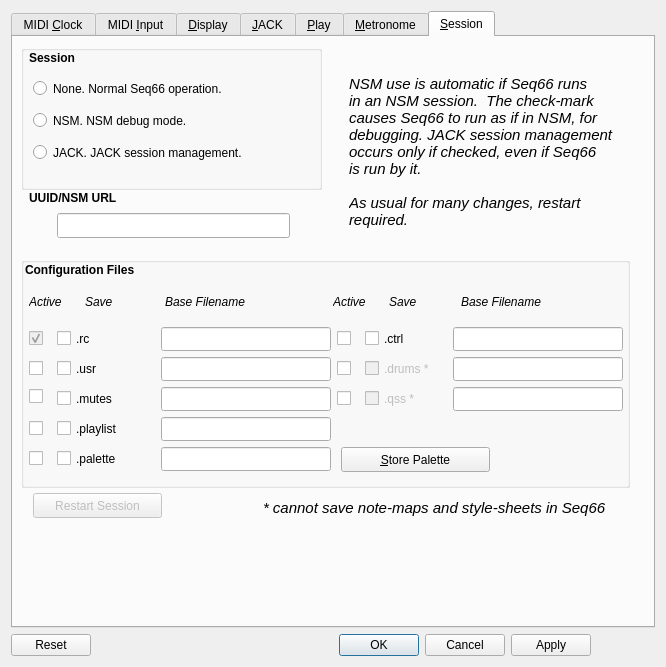
The window that seq_qt5/forms/qseditoptions.ui (ahlstromcj/seq66) describes before a commit, drawn with Qt 5.
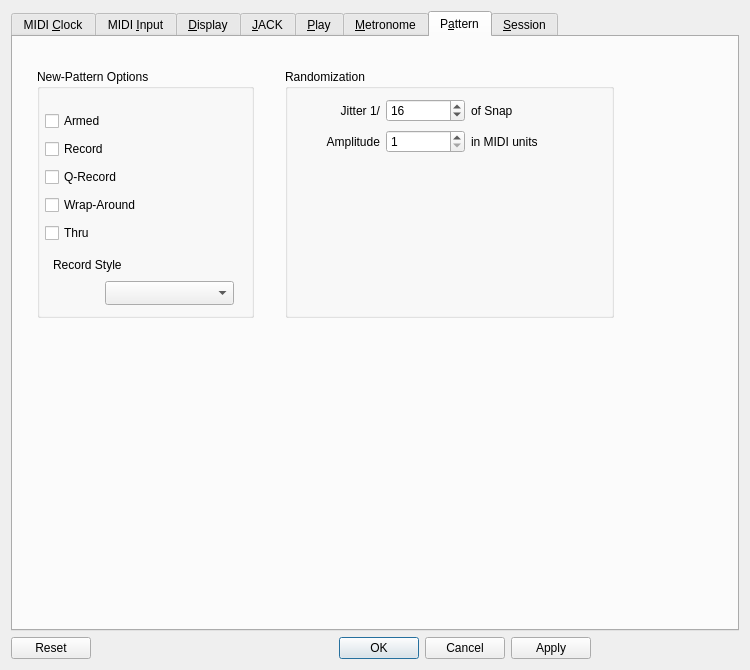
The same window after the commit.

Commit message: Fixed playlist file-name issue and laid ground for new Pattern preferences tab.

```diff
--- a/seq_qt5/forms/qseditoptions.ui
+++ b/seq_qt5/forms/qseditoptions.ui
@@ -6,8 +6,8 @@
    <rect>
     <x>0</x>
     <y>0</y>
-    <width>666</width>
-    <height>667</height>
+    <width>750</width>
+    <height>670</height>
    </rect>
   </property>
   <property name="windowTitle">
@@ -21,6 +21,7 @@
      </property>
      <property name="font">
       <font>
+       <weight>50</weight>
        <bold>false</bold>
       </font>
      </property>
@@ -2555,6 +2556,185 @@
        </layout>
       </widget>
      </widget>
+     <widget class="QWidget" name="tabPattern">
+      <attribute name="title">
+       <string>P&amp;attern</string>
+      </attribute>
+      <widget class="QGroupBox" name="groupBoxNewPattern">
+       <property name="geometry">
+        <rect>
+         <x>24</x>
+         <y>32</y>
+         <width>217</width>
+         <height>249</height>
+        </rect>
+       </property>
+       <property name="title">
+        <string>New-Pattern Options</string>
+       </property>
+       <widget class="QComboBox" name="comboBoxRecordStyle">
+        <property name="geometry">
+         <rect>
+          <x>68</x>
+          <y>212</y>
+          <width>129</width>
+          <height>24</height>
+         </rect>
+        </property>
+        <property name="currentText">
+         <string/>
+        </property>
+        <property name="maxVisibleItems">
+         <number>4</number>
+        </property>
+        <property name="maxCount">
+         <number>4</number>
+        </property>
+       </widget>
+       <widget class="QLabel" name="labelRecordStyle">
+        <property name="geometry">
+         <rect>
+          <x>16</x>
+          <y>188</y>
+          <width>129</width>
+          <height>16</height>
+         </rect>
+        </property>
+        <property name="text">
+         <string>Record Style</string>
+        </property>
+       </widget>
+       <widget class="QWidget" name="">
+        <property name="geometry">
+         <rect>
+          <x>8</x>
+          <y>40</y>
+          <width>197</width>
+          <height>136</height>
+         </rect>
+        </property>
+        <layout class="QVBoxLayout" name="verticalLayout_6">
+         <item>
+          <widget class="QCheckBox" name="checkBoxNewPatternArm">
+           <property name="text">
+            <string>Armed</string>
+           </property>
+          </widget>
+         </item>
+         <item>
+          <widget class="QCheckBox" name="checkBoxNewPatternRecord">
+           <property name="text">
+            <string>Record</string>
+           </property>
+          </widget>
+         </item>
+         <item>
+          <widget class="QCheckBox" name="checkBoxNewPatternQRecord">
+           <property name="text">
+            <string>Q-Record</string>
+           </property>
+          </widget>
+         </item>
+         <item>
+          <widget class="QCheckBox" name="checkBoxNewPatternWrapAround">
+           <property name="text">
+            <string>Wrap-Around</string>
+           </property>
+          </widget>
+         </item>
+         <item>
+          <widget class="QCheckBox" name="checkBox_5">
+           <property name="text">
+            <string>Thru</string>
+           </property>
+          </widget>
+         </item>
+        </layout>
+       </widget>
+      </widget>
+      <widget class="QGroupBox" name="groupBoxRandomization">
+       <property name="geometry">
+        <rect>
+         <x>272</x>
+         <y>32</y>
+         <width>329</width>
+         <height>249</height>
+        </rect>
+       </property>
+       <property name="title">
+        <string>Randomization</string>
+       </property>
+       <widget class="QWidget" name="">
+        <property name="geometry">
+         <rect>
+          <x>16</x>
+          <y>28</y>
+          <width>249</width>
+          <height>58</height>
+         </rect>
+        </property>
+        <layout class="QGridLayout" name="gridLayout_6">
+         <item row="0" column="0">
+          <widget class="QLabel" name="labelJitter">
+           <property name="text">
+            <string>Jitter 1/</string>
+           </property>
+           <property name="alignment">
+            <set>Qt::AlignRight|Qt::AlignTrailing|Qt::AlignVCenter</set>
+           </property>
+          </widget>
+         </item>
+         <item row="0" column="1">
+          <widget class="QSpinBox" name="spinBoxJitter">
+           <property name="minimum">
+            <number>2</number>
+           </property>
+           <property name="maximum">
+            <number>64</number>
+           </property>
+           <property name="value">
+            <number>16</number>
+           </property>
+          </widget>
+         </item>
+         <item row="0" column="2">
+          <widget class="QLabel" name="labelJitter2">
+           <property name="text">
+            <string>of Snap</string>
+           </property>
+          </widget>
+         </item>
+         <item row="1" column="0">
+          <widget class="QLabel" name="labelAmplitude">
+           <property name="text">
+            <string>Amplitude</string>
+           </property>
+           <property name="alignment">
+            <set>Qt::AlignRight|Qt::AlignTrailing|Qt::AlignVCenter</set>
+           </property>
+          </widget>
+         </item>
+         <item row="1" column="1">
+          <widget class="QSpinBox" name="spinBoxAmplitude">
+           <property name="minimum">
+            <number>1</number>
+           </property>
+           <property name="maximum">
+            <number>20</number>
+           </property>
+          </widget>
+         </item>
+         <item row="1" column="2">
+          <widget class="QLabel" name="labelMidiUnits">
+           <property name="text">
+            <string>in MIDI units</string>
+           </property>
+          </widget>
+         </item>
+        </layout>
+       </widget>
+      </widget>
+     </widget>
      <widget class="QWidget" name="tabSession">
       <attribute name="title">
        <string>&amp;Session</string>
@@ -2570,6 +2750,7 @@
        </property>
        <property name="font">
         <font>
+         <weight>50</weight>
          <bold>false</bold>
         </font>
        </property>
@@ -2626,6 +2807,7 @@
         </property>
         <property name="font">
          <font>
+          <weight>75</weight>
           <bold>true</bold>
          </font>
         </property>
@@ -2646,6 +2828,7 @@
        <property name="font">
         <font>
          <pointsize>11</pointsize>
+         <weight>50</weight>
          <italic>true</italic>
          <bold>false</bold>
         </font>
@@ -2673,6 +2856,7 @@
        </property>
        <property name="font">
         <font>
+         <weight>75</weight>
          <bold>true</bold>
         </font>
        </property>
@@ -2902,6 +3086,7 @@
         </property>
         <property name="font">
          <font>
+          <weight>50</weight>
           <italic>true</italic>
           <bold>false</bold>
          </font>
@@ -2921,6 +3106,7 @@
         </property>
         <property name="font">
          <font>
+          <weight>50</weight>
           <italic>true</italic>
           <bold>false</bold>
          </font>
@@ -3018,6 +3204,7 @@
         </property>
         <property name="font">
          <font>
+          <weight>50</weight>
           <italic>true</italic>
           <bold>false</bold>
          </font>
@@ -3082,6 +3269,7 @@
         </property>
         <property name="font">
          <font>
+          <weight>50</weight>
           <italic>true</italic>
           <bold>false</bold>
          </font>
@@ -3101,6 +3289,7 @@
         </property>
         <property name="font">
          <font>
+          <weight>50</weight>
           <italic>true</italic>
           <bold>false</bold>
          </font>
@@ -3120,6 +3309,7 @@
         </property>
         <property name="font">
          <font>
+          <weight>50</weight>
           <italic>true</italic>
           <bold>false</bold>
          </font>
@@ -3200,6 +3390,7 @@
         </property>
         <property name="font">
          <font>
+          <weight>75</weight>
           <bold>true</bold>
          </font>
         </property>
@@ -3245,6 +3436,7 @@
        <property name="font">
         <font>
          <pointsize>11</pointsize>
+         <weight>50</weight>
          <italic>true</italic>
          <bold>false</bold>
         </font>
```
Left out of the diff: 54 changed lines with no effect on the pictures. The commit also changes 7 other files.
